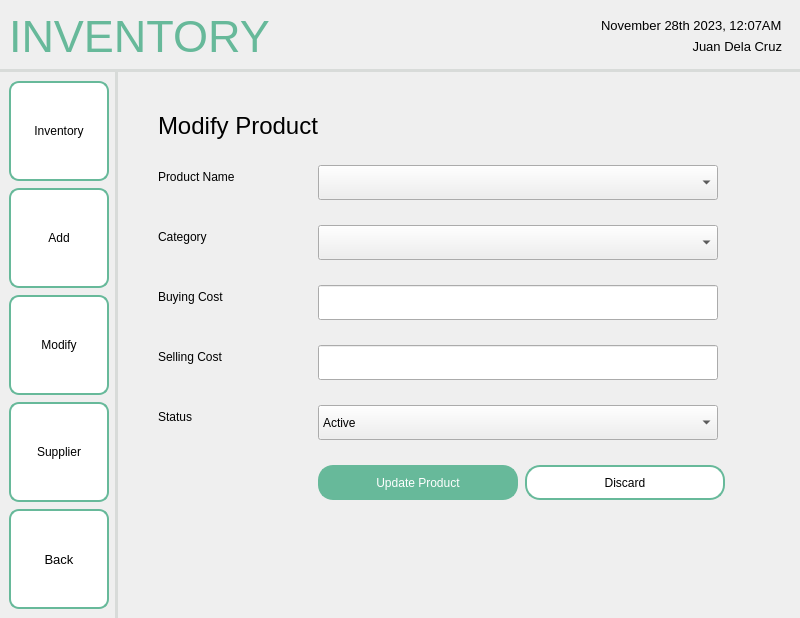
sehae/POS-with-Inventory-System, file screens/ui/admin_ui/admin_inventory/inventoryModify.ui: the form before one commit.
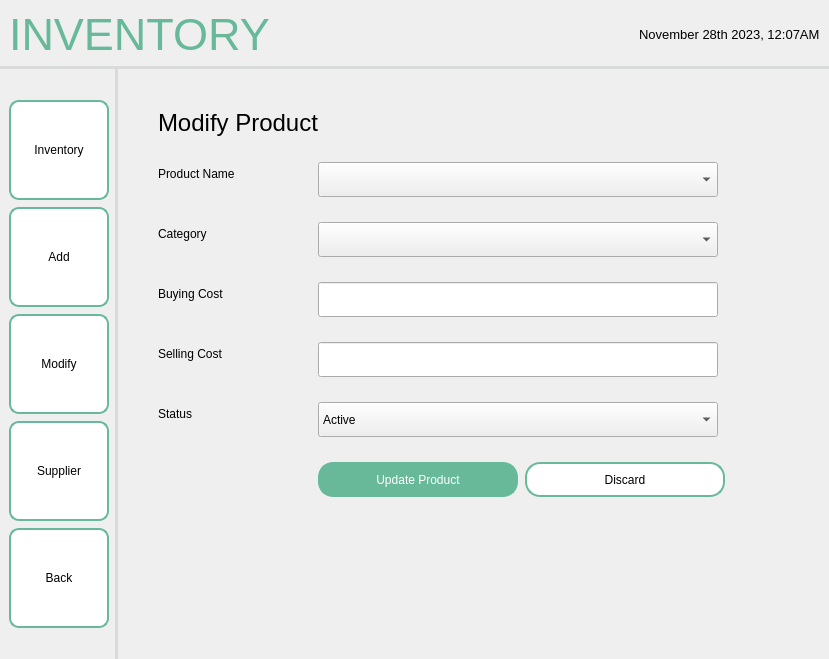
The form after the commit. Icons and pictures are not drawn.

```diff
--- a/screens/ui/admin_ui/admin_inventory/inventoryModify.ui
+++ b/screens/ui/admin_ui/admin_inventory/inventoryModify.ui
@@ -6,8 +6,8 @@
    <rect>
     <x>0</x>
     <y>0</y>
-    <width>800</width>
-    <height>600</height>
+    <width>829</width>
+    <height>659</height>
    </rect>
   </property>
   <property name="windowTitle">
@@ -258,7 +258,7 @@
             </property>
             <property name="font">
              <font>
-              <pointsize>10</pointsize>
+              <pointsize>9</pointsize>
              </font>
             </property>
             <property name="styleSheet">
@@ -354,9 +354,6 @@
            </spacer>
           </item>
           <item>
-           <widget class="QFrame" name="frame_2">
-            <layout class="QVBoxLayout" name="verticalLayout">
-             <item>
               <widget class="QLabel" name="label_2">
                <property name="font">
                 <font>
@@ -373,29 +370,6 @@
                </property>
               </widget>
              </item>
-             <item>
-              <widget class="QLabel" name="label_3">
-               <property name="font">
-                <font>
-                 <pointsize>10</pointsize>
-                </font>
-               </property>
-               <property name="styleSheet">
-                <string notr="true">QLabel {
-    color: black;
-}</string>
-               </property>
-               <property name="text">
-                <string>Juan Dela Cruz</string>
-               </property>
-               <property name="alignment">
-                <set>Qt::AlignRight|Qt::AlignTrailing|Qt::AlignVCenter</set>
-               </property>
-              </widget>
-             </item>
-            </layout>
-           </widget>
-          </item>
          </layout>
         </widget>
        </item>
@@ -690,6 +664,9 @@
                     <height>35</height>
                    </size>
                   </property>
+                  <property name="styleSheet">
+                   <string notr="true"/>
+                  </property>
                   <property name="currentText">
                    <string/>
                   </property>
```
Left out of the diff: 4 changed lines with no effect on the pictures. Lines whose indentation alone changed are shown as unchanged.
